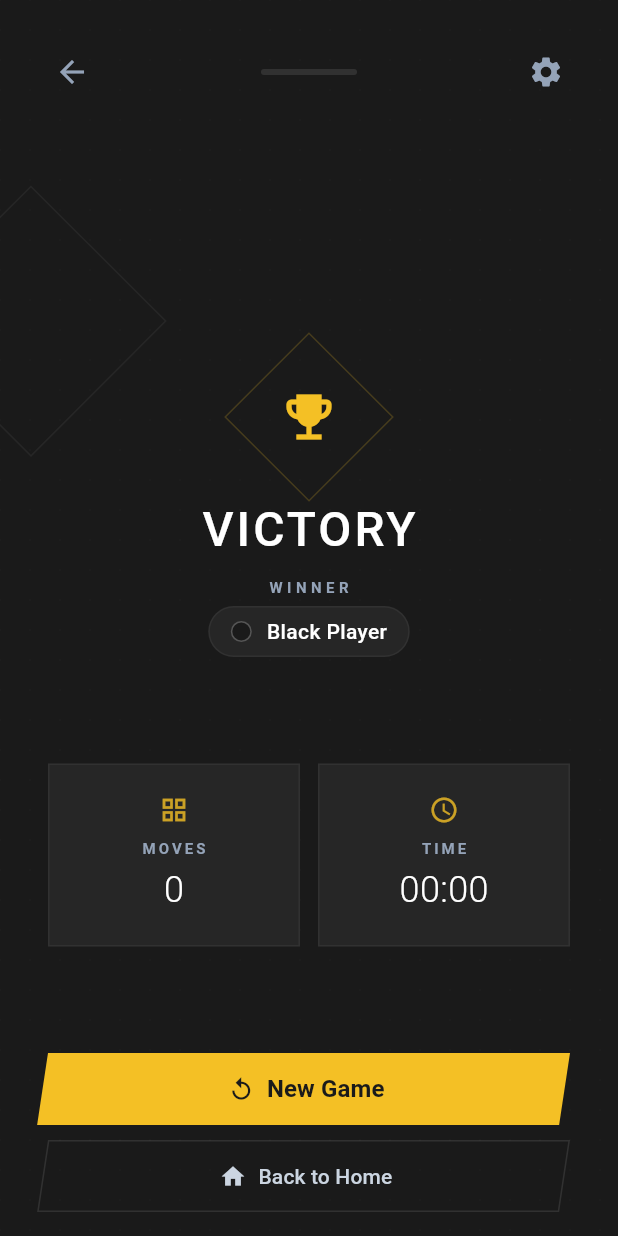
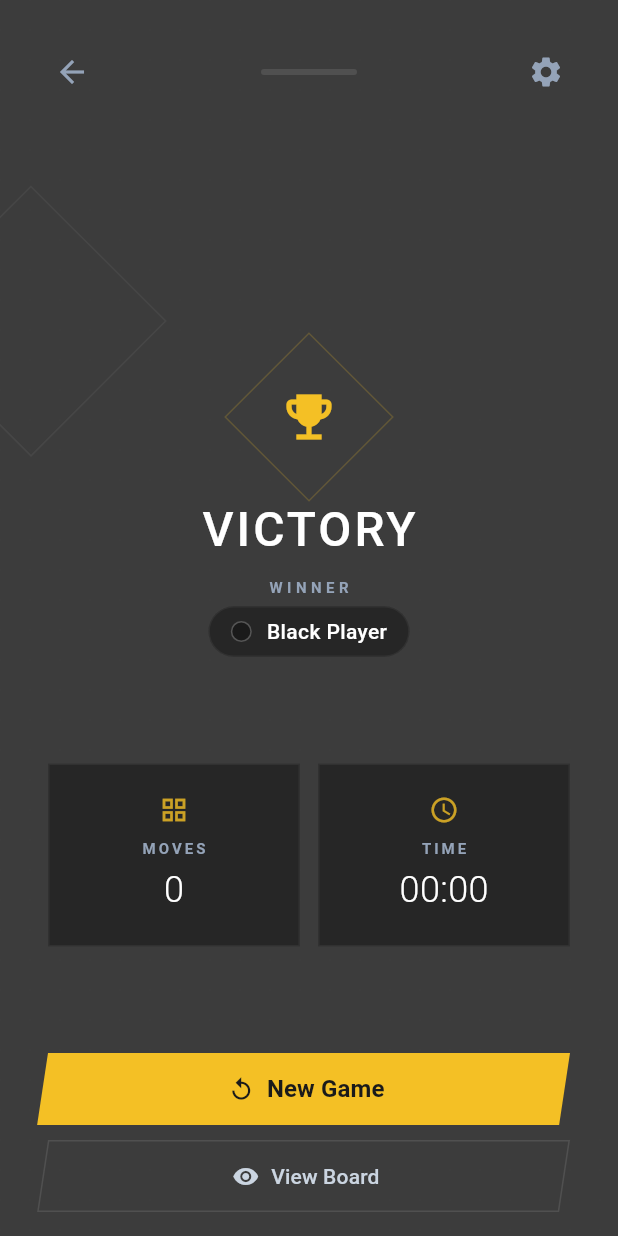
Before and after one commit to eric-gao-uni/hexgomoku, a Flutter app: the VictoryScreen screen opened directly with empty values, on a phone screen of 412 x 824 dp. Run offline on Flutter 3.47's test engine with Material 3 defaults, Android fonts, the phone set to English and light mode, and no system bars; our stand-ins replace google_fonts.

Commit message:
feat: Implement transparent victory screen with 'View Board' option, refine initial piece placement for n=5, and remove aggressive minimax evaluation limit.

```diff
--- a/lib/screens/victory_screen.dart
+++ b/lib/screens/victory_screen.dart
@@ -8,7 +8,7 @@ class VictoryScreen extends StatelessWidget {
   final Duration elapsedTime;
   final String? loseReason;
   final VoidCallback onNewGame;
-  final VoidCallback onBackToHome;
+  final VoidCallback onViewBoard;
 
   const VictoryScreen({
     super.key,
@@ -17,7 +17,7 @@ class VictoryScreen extends StatelessWidget {
     required this.elapsedTime,
     this.loseReason,
     required this.onNewGame,
-    required this.onBackToHome,
+    required this.onViewBoard,
   });
 
   @override
@@ -26,7 +26,7 @@ class VictoryScreen extends StatelessWidget {
     final seconds = (elapsedTime.inSeconds % 60).toString().padLeft(2, '0');
 
     return Scaffold(
-      backgroundColor: const Color(0xFF1A1A1A),
+      backgroundColor: const Color(0xFF1A1A1A).withValues(alpha: 0.85),
       body: Stack(
         children: [
           // Background pattern
@@ -63,7 +63,7 @@ class VictoryScreen extends StatelessWidget {
                     children: [
                       IconButton(
                         icon: const Icon(Icons.arrow_back, color: Color(0xFF94A3B8)),
-                        onPressed: onBackToHome,
+                        onPressed: onViewBoard,
                       ),
                       Container(
                         height: 4,
@@ -216,7 +216,7 @@ class VictoryScreen extends StatelessWidget {
                           child: Transform(
                             transform: Matrix4.skewX(-0.15),
                             child: OutlinedButton(
-                              onPressed: onBackToHome,
+                              onPressed: onViewBoard,
                               style: OutlinedButton.styleFrom(
                                 foregroundColor: const Color(0xFFCBD5E1),
                                 side: const BorderSide(color: Color(0x1AFFFFFF)),
@@ -227,9 +227,9 @@ class VictoryScreen extends StatelessWidget {
                                 child: const Row(
                                   mainAxisAlignment: MainAxisAlignment.center,
                                   children: [
-                                    Icon(Icons.home, size: 18),
+                                    Icon(Icons.visibility, size: 18),
                                     SizedBox(width: 8),
-                                    Text('Back to Home', style: TextStyle(fontSize: 14, fontWeight: FontWeight.w500)),
+                                    Text('View Board', style: TextStyle(fontSize: 14, fontWeight: FontWeight.w500)),
                                   ],
                                 ),
                               ),
--- a/pubspec.yaml
+++ b/pubspec.yaml
@@ -1,7 +1,7 @@
 name: hexgomoku
 description: A hexagonal board game designed by a creative mind.
 publish_to: 'none'
-version: 1.1.0+4
+version: 1.1.0+5
 
 environment:
   sdk: '>=3.0.0 <4.0.0'
```
Also changed, not shown: lib/models/game_state.dart (+3 -5 lines), lib/screens/game_screen.dart (+5 -4 lines).
